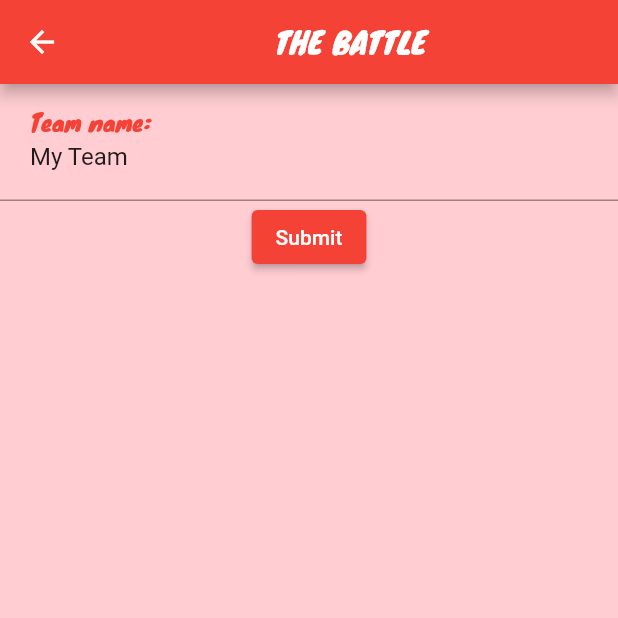
After one commit to ValentinGardelUniv/TheBattle, a Flutter app: the CustomTeamPage screen opened by its route, on a phone screen of 412 x 824 dp, the top half of it. The commit adds this screen. Run offline on Flutter 3.47's test engine with Material 2 defaults, Android fonts, the phone set to English and light mode, and no system bars; our stand-ins replace csv; statements that could not run were skipped.

Commit message:
add customScaffold and redirect when add/remove character from team

```diff
--- a/lib/pages/AllCharactersPage.dart
+++ b/lib/pages/AllCharactersPage.dart
@@ -22,9 +22,10 @@ class _AllCharactersPageState extends State<AllCharactersPage> {
   }
 
   void toogleCharacter(Character character) {
-    setState(() {
-      this.widget.team.toogleCharacter(character);
-    });
+    //setState(() {
+    this.widget.team.toogleCharacter(character);
+    Navigator.pushReplacementNamed(context, "/team");
+    //});
   }
 
   @override
--- a/lib/pages/CustomTeamPage.dart
+++ b/lib/pages/CustomTeamPage.dart
@@ -1,5 +1,6 @@
 import 'package:flutter/material.dart';
 import 'package:projet/models/Team.dart';
+import 'package:projet/widgets/CustomScaffold.dart';
 
 class CustomTeamPage extends StatefulWidget {
   final Team team;
@@ -33,15 +34,7 @@ class _CustomTeamPageState extends State<CustomTeamPage> {
 
   @override
   Widget build(BuildContext context) {
-    return Scaffold(
-      appBar: AppBar(
-        title: Center(
-          child: Text(
-            "THE BATTLE",
-            style: TextStyle(fontFamily: 'Knewave'),
-          ),
-        ),
-      ),
+    return CustomScaffold(
       body: Container(
         color: Colors.red[100],
         child: Center(
--- /dev/null
+++ b/lib/widgets/CustomScaffold.dart
@@ -0,0 +1,60 @@
+import 'package:flutter/material.dart';
+
+class CustomScaffold extends StatefulWidget {
+  final Widget body;
+  final Function onItemTapped;
+  final int selectedIndex;
+
+  const CustomScaffold(
+      {Key key, @required this.body, this.onItemTapped, this.selectedIndex})
+      : super(key: key);
+
+  @override
+  _CustomScaffoldState createState() => _CustomScaffoldState();
+}
+
+class _CustomScaffoldState extends State<CustomScaffold> {
+  @override
+  Widget build(BuildContext context) {
+    if (this.widget.selectedIndex != null && this.widget.onItemTapped != null) {
+      return Scaffold(
+        appBar: AppBar(
+          title: Center(
+            child: Text(
+              "THE BATTLE",
+              style: TextStyle(fontFamily: 'Knewave'),
+            ),
+          ),
+        ),
+        body: this.widget.body,
+        bottomNavigationBar: BottomNavigationBar(
+          items: [
+            BottomNavigationBarItem(
+              icon: Icon(Icons.home),
+              label: "Characters",
+            ),
+            BottomNavigationBarItem(
+              icon: Icon(Icons.theater_comedy),
+              label: "Team",
+            )
+          ],
+          currentIndex: this.widget.selectedIndex,
+          selectedItemColor: Colors.amber[800],
+          onTap: this.widget.onItemTapped,
+        ),
+      );
+    } else {
+      return Scaffold(
+        appBar: AppBar(
+          title: Center(
+            child: Text(
+              "THE BATTLE",
+              style: TextStyle(fontFamily: 'Knewave'),
+            ),
+          ),
+        ),
+        body: this.widget.body,
+      );
+    }
+  }
+}
```
Also changed, not shown: lib/pages/HomePage.dart (+4 -24 lines), lib/pages/TeamPage.dart (+4 -24 lines).
